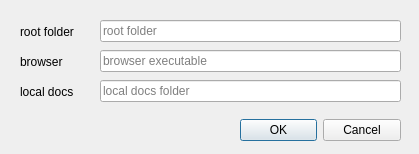
Qt form fretraj/settings.ui (RNA-FRETools/fretraj) before a commit.
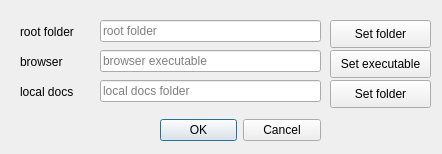
The same form after that commit.

Commit message: Add pushbuttons to change local docs directory and browser executable

Diff of the .ui file:
```diff
--- a/fretraj/settings.ui
+++ b/fretraj/settings.ui
@@ -6,7 +6,7 @@
    <rect>
     <x>0</x>
     <y>0</y>
-    <width>419</width>
+    <width>442</width>
     <height>154</height>
    </rect>
   </property>
@@ -16,7 +16,7 @@
   <widget class="QDialogButtonBox" name="buttonBox">
    <property name="geometry">
     <rect>
-     <x>240</x>
+     <x>160</x>
      <y>110</y>
      <width>161</width>
      <height>41</height>
@@ -34,7 +34,7 @@
     <rect>
      <x>100</x>
      <y>20</y>
-     <width>301</width>
+     <width>221</width>
      <height>22</height>
     </rect>
    </property>
@@ -56,7 +56,7 @@
     <rect>
      <x>100</x>
      <y>50</y>
-     <width>301</width>
+     <width>221</width>
      <height>22</height>
     </rect>
    </property>
@@ -78,7 +78,7 @@
     <rect>
      <x>100</x>
      <y>80</y>
-     <width>301</width>
+     <width>221</width>
      <height>22</height>
     </rect>
    </property>
@@ -134,6 +134,45 @@
     <string>browser</string>
    </property>
   </widget>
+  <widget class="QPushButton" name="push_root">
+   <property name="geometry">
+    <rect>
+     <x>330</x>
+     <y>20</y>
+     <width>101</width>
+     <height>28</height>
+    </rect>
+   </property>
+   <property name="text">
+    <string>Set folder</string>
+   </property>
+  </widget>
+  <widget class="QPushButton" name="push_browser">
+   <property name="geometry">
+    <rect>
+     <x>330</x>
+     <y>50</y>
+     <width>101</width>
+     <height>28</height>
+    </rect>
+   </property>
+   <property name="text">
+    <string>Set executable</string>
+   </property>
+  </widget>
+  <widget class="QPushButton" name="push_localdocs">
+   <property name="geometry">
+    <rect>
+     <x>330</x>
+     <y>80</y>
+     <width>101</width>
+     <height>28</height>
+    </rect>
+   </property>
+   <property name="text">
+    <string>Set folder</string>
+   </property>
+  </widget>
  </widget>
  <resources/>
  <connections>
```
The commit also changes 1 other file.
